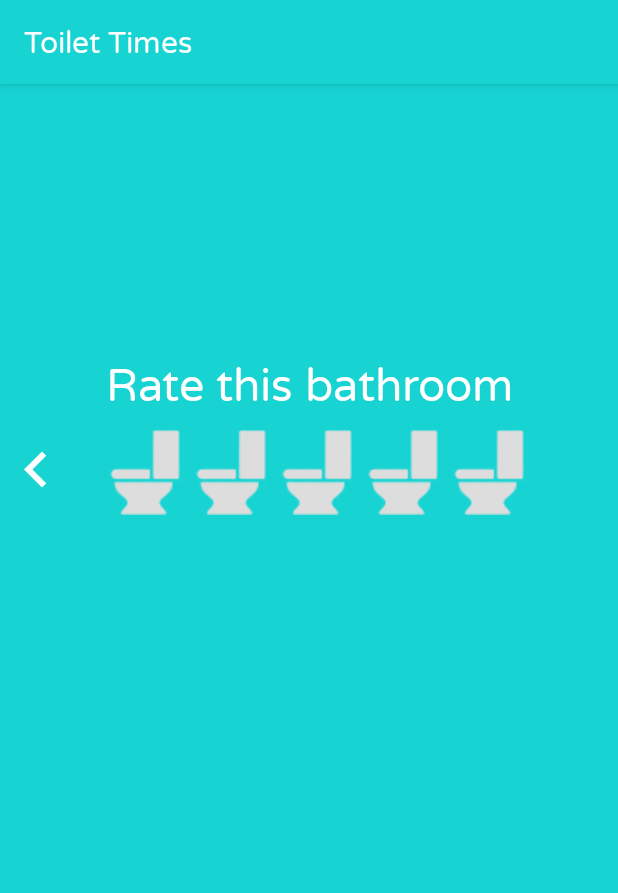
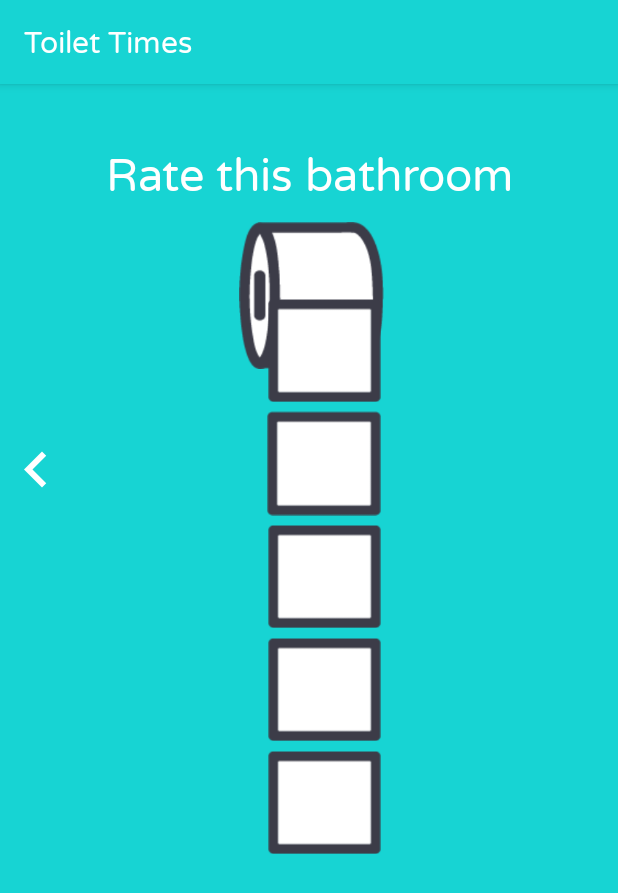
Before and after one commit to chrisayoub/Toilet-Times, an Android app: the fragment Ranking shown on its own in the app's theme, on a phone screen of 412 x 824 dp. Shown: the top 893 px of the screen. Run offline under Robolectric (Android 15) with nearby library versions, the light colour scheme and no system bars.

Commit message:
some work on new roll

```diff
--- a/app/src/main/java/com/toilet/toilet_times/CreateNewPost.java
+++ b/app/src/main/java/com/toilet/toilet_times/CreateNewPost.java
@@ -118,7 +118,7 @@ public class CreateNewPost extends AppCompatActivity {
             public void run() {
                 String symbol = building.build;
                 int floorVal = Integer.parseInt(floor.text.getText().toString());
-                int rating = (int) rank.ratingBar.getRating();
+                int rating = 3; //(int) rank.ratingBar.getRating();
                 String commentVal = comment.text.getText().toString();
                 int userId = getSharedPreferences("prefs", MODE_PRIVATE).getInt("userId", -1);
                 DataTransport.createNewPost(userId, rating, commentVal, symbol, floorVal);
--- a/app/src/main/java/com/toilet/toilet_times/fragments/Ranking.java
+++ b/app/src/main/java/com/toilet/toilet_times/fragments/Ranking.java
@@ -20,8 +20,8 @@ import com.toilet.toilet_times.R;
  */
 
 public class Ranking extends Fragment {
-
-    public RatingBar ratingBar;
+//
+//    public RatingBar ratingBar;
 
     @Override
     public View onCreateView(LayoutInflater inflater, final ViewGroup container,
@@ -38,18 +38,18 @@ public class Ranking extends Fragment {
         });
         b.setVisibility(View.INVISIBLE);
 
-        RatingBar bar = rootView.findViewById(R.id.ratingBar2);
-        ratingBar = bar;
-        bar.setOnRatingBarChangeListener(new RatingBar.OnRatingBarChangeListener() {
-            @Override
-            public void onRatingChanged(RatingBar ratingBar, float v, boolean bo) {
-                if ((int) v > 0) {
-                    b.setVisibility(View.VISIBLE);
-                } else {
-                    b.setVisibility(View.INVISIBLE);
-                }
-            }
-        });
+//        RatingBar bar = rootView.findViewById(R.id.ratingBar2);
+//        ratingBar = bar;
+//        bar.setOnRatingBarChangeListener(new RatingBar.OnRatingBarChangeListener() {
+//            @Override
+//            public void onRatingChanged(RatingBar ratingBar, float v, boolean bo) {
+//                if ((int) v > 0) {
+//                    b.setVisibility(View.VISIBLE);
+//                } else {
+//                    b.setVisibility(View.INVISIBLE);
+//                }
+//            }
+//        });
 
 //        Left arrow
         rootView.findViewById(R.id.left_arrow_rating).setOnClickListener(new View.OnClickListener() {
--- /dev/null
+++ b/app/src/main/res/drawable/square.xml
@@ -0,0 +1,5 @@
+<?xml version="1.0" encoding="utf-8"?>
+<selector xmlns:android="http://schemas.android.com/apk/res/android">
+    <item android:state_activated="false" android:drawable="@drawable/white_square" />
+    <item android:state_activated="true" android:drawable="@drawable/blue_square" />
+</selector>
--- a/app/src/main/res/layout/fragment_rating.xml
+++ b/app/src/main/res/layout/fragment_rating.xml
@@ -13,30 +13,13 @@
         android:layout_height="wrap_content"
         android:layout_marginEnd="8dp"
         android:layout_marginStart="8dp"
-        android:layout_marginTop="180dp"
+        android:layout_marginTop="40dp"
         android:text="Rate this bathroom"
         android:textColor="@color/colorAccent"
         android:textSize="30sp"
         app:layout_constraintEnd_toEndOf="parent"
         app:layout_constraintStart_toStartOf="parent"
         app:layout_constraintTop_toTopOf="parent" />
-
-    <RatingBar
-        android:id="@+id/ratingBar2"
-        android:layout_width="wrap_content"
-        android:layout_height="58dp"
-        android:layout_marginEnd="8dp"
-        android:layout_marginStart="8dp"
-        android:layout_marginTop="10dp"
-        android:numStars="5"
-        android:progressBackgroundTint="#dddddd"
-        android:progressDrawable="@drawable/custom_ratingbar_selector"
-        android:progressTint="@color/colorAccent"
-        android:secondaryProgressTint="#dddddd"
-        android:stepSize="1"
-        app:layout_constraintEnd_toEndOf="parent"
-        app:layout_constraintStart_toStartOf="parent"
-        app:layout_constraintTop_toBottomOf="@+id/textView" />
 
     <!-- Left arrow -->
     <ImageButton
@@ -61,4 +44,75 @@
         app:layout_constraintEnd_toEndOf="parent"
         app:layout_constraintTop_toTopOf="parent" />
 
+    <ImageView
+        android:id="@+id/imageView2"
+        android:layout_width="98dp"
+        android:layout_height="98dp"
+        android:layout_marginEnd="20dp"
+        android:layout_marginStart="8dp"
+        android:layout_marginTop="12dp"
+        android:src="@drawable/roll_art"
+        app:layout_constraintEnd_toEndOf="parent"
+        app:layout_constraintHorizontal_bias="0.526"
+        app:layout_constraintStart_toStartOf="parent"
+        app:layout_constraintTop_toBottomOf="@+id/textView" />
+
+    <ImageView
+        android:id="@+id/squareFive"
+        android:layout_width="75dp"
+        android:layout_height="75dp"
+        android:layout_marginEnd="8dp"
+        android:layout_marginStart="28dp"
+        android:layout_marginTop="140dp"
+        android:src="@drawable/square"
+        app:layout_constraintEnd_toEndOf="parent"
+        app:layout_constraintStart_toStartOf="parent"
+        app:layout_constraintTop_toTopOf="parent" />
+
+    <ImageView
+        android:id="@+id/squareFour"
+        android:layout_width="76dp"
+        android:layout_height="75dp"
+        android:layout_marginEnd="8dp"
+        android:layout_marginStart="28dp"
+
+        android:src="@drawable/square"
+        app:layout_constraintEnd_toEndOf="parent"
+        app:layout_constraintStart_toStartOf="parent"
+        app:layout_constraintTop_toBottomOf="@+id/squareFive" />
+
+    <ImageView
+        android:id="@+id/squareThree"
+        android:layout_width="75dp"
+        android:layout_height="75dp"
+        android:src="@drawable/square"
+        app:layout_constraintEnd_toEndOf="parent"
+        app:layout_constraintStart_toStartOf="parent"
+        app:layout_constraintTop_toBottomOf="@+id/squareFour"
+        android:layout_marginEnd="8dp"
+        android:layout_marginStart="28dp"/>
+
+    <ImageView
+        android:id="@+id/squareTwo"
+        android:layout_width="75dp"
+        android:layout_height="75dp"
+        android:src="@drawable/square"
+        app:layout_constraintTop_toBottomOf="@+id/squareThree"
+        app:layout_constraintEnd_toEndOf="parent"
+        app:layout_constraintStart_toStartOf="parent"
+
+        android:layout_marginEnd="8dp"
+        android:layout_marginStart="28dp"/>
+
+    <ImageView
+        android:id="@+id/squareOne"
+        android:layout_width="75dp"
+        android:layout_height="75dp"
+        android:src="@drawable/square"
+        app:layout_constraintEnd_toEndOf="parent"
+        app:layout_constraintStart_toStartOf="parent"
+        app:layout_constraintTop_toBottomOf="@+id/squareTwo"
+        android:layout_marginEnd="8dp"
+        android:layout_marginStart="28dp"/>
+
 </android.support.constraint.ConstraintLayout>
```
Also changed, not shown: app/src/main/res/drawable/blue_square.png (added), app/src/main/res/drawable/white_square.png (added).
